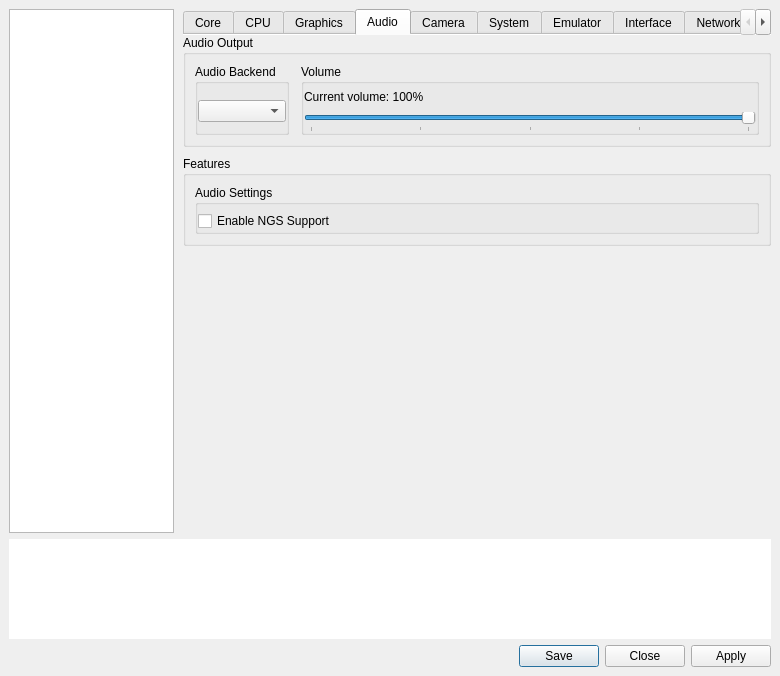
Old version of the form vita3k/gui-qt/src/settings_dialog.ui in the repository Vita3K/Vita3K.
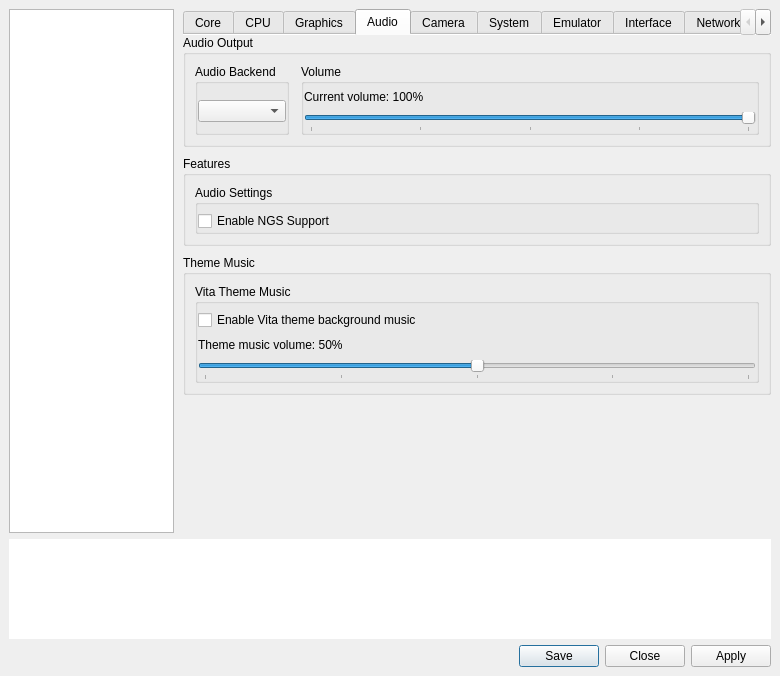
New version of the form. The open tabs and pages were chosen to show the change.

Commit message:
gui: themes and qss refactor
# Conflicts:
#	.github/workflows/c-cpp.yml
#	.github/workflows/codeql-analysis.yml
#	vita3k/gui-qt/src/controls_dialog.cpp

```diff
--- a/vita3k/gui-qt/src/settings_dialog.ui
+++ b/vita3k/gui-qt/src/settings_dialog.ui
@@ -1266,6 +1266,78 @@
                </layout>
               </widget>
              </item>
+             <item>
+              <widget class="QGroupBox" name="gb_theme_music_section">
+               <property name="title">
+                <string>Theme Music</string>
+               </property>
+               <layout class="QVBoxLayout" name="gb_theme_music_section_layout">
+                <item>
+                 <widget class="QGroupBox" name="gb_theme_music_controls">
+                  <property name="title">
+                   <string>Vita Theme Music</string>
+                  </property>
+                  <property name="flat">
+                   <bool>true</bool>
+                  </property>
+                  <layout class="QVBoxLayout" name="gb_theme_music_controls_layout">
+                   <property name="spacing">
+                    <number>8</number>
+                   </property>
+                   <property name="leftMargin">
+                    <number>0</number>
+                   </property>
+                   <property name="topMargin">
+                    <number>6</number>
+                   </property>
+                   <property name="rightMargin">
+                    <number>0</number>
+                   </property>
+                   <property name="bottomMargin">
+                    <number>0</number>
+                   </property>
+                   <item>
+                    <widget class="QCheckBox" name="theme_music_enable">
+                     <property name="text">
+                      <string>Enable Vita theme background music</string>
+                     </property>
+                    </widget>
+                   </item>
+                   <item>
+                    <widget class="QLabel" name="theme_music_volume_label">
+                     <property name="text">
+                      <string>Theme music volume: 50%</string>
+                     </property>
+                    </widget>
+                   </item>
+                   <item>
+                    <widget class="QSlider" name="theme_music_volume">
+                     <property name="minimum">
+                      <number>0</number>
+                     </property>
+                     <property name="maximum">
+                      <number>100</number>
+                     </property>
+                     <property name="value">
+                      <number>50</number>
+                     </property>
+                     <property name="orientation">
+                      <enum>Qt::Orientation::Horizontal</enum>
+                     </property>
+                     <property name="tickPosition">
+                      <enum>QSlider::TickPosition::TicksBelow</enum>
+                     </property>
+                     <property name="tickInterval">
+                      <number>25</number>
+                     </property>
+                    </widget>
+                   </item>
+                  </layout>
+                 </widget>
+                </item>
+               </layout>
+              </widget>
+             </item>
              <item>
               <spacer name="audio_tab_content_spacer">
                <property name="orientation">
```
The commit also changes 49 other files.
